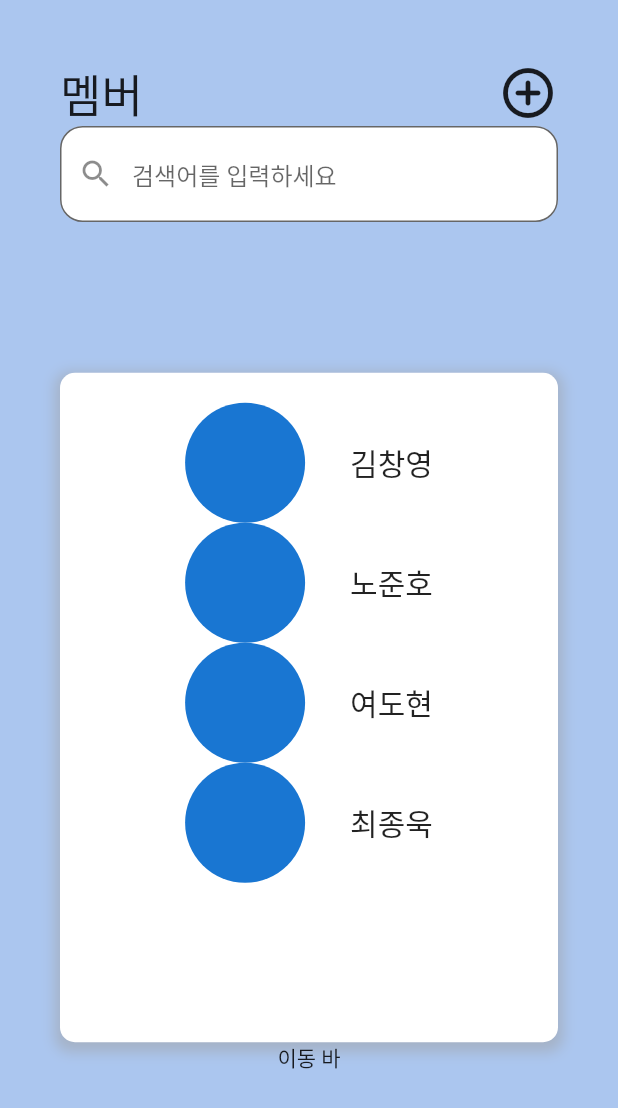
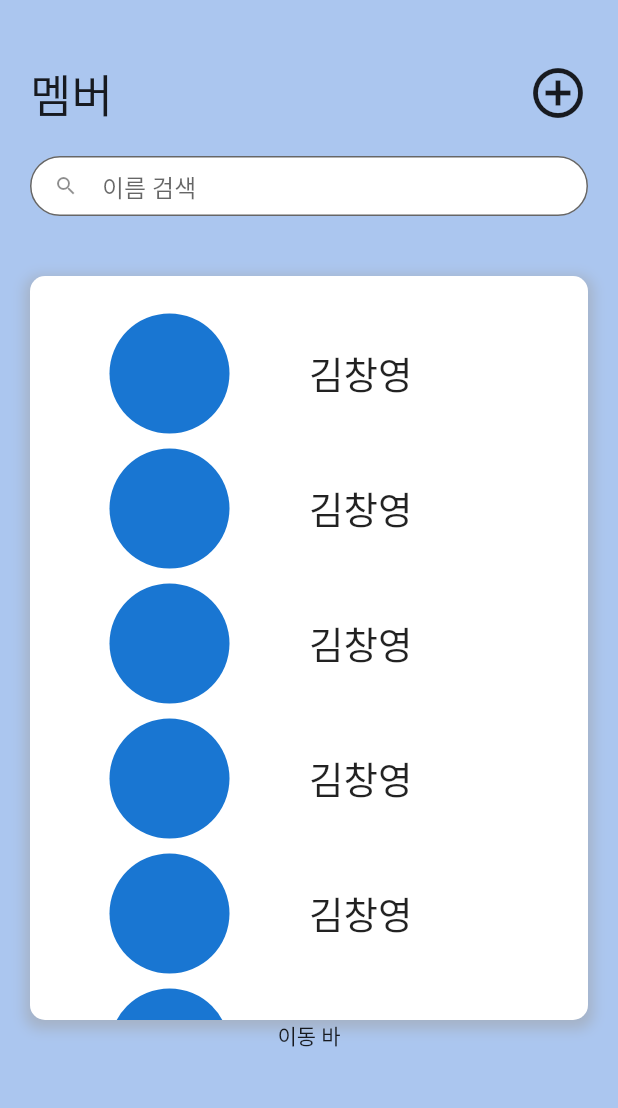
Before and after one commit to ukknown/Mention, a Flutter app: the screen it shows after launch, after a tap on "싸피 8기 광주", on a phone screen of 412 x 824 dp. Shown: the top 1108 px of the screen. Run offline on Flutter 3.47's test engine with Material 2 defaults, Android fonts, the light colour scheme and no system bars; our stand-ins replace carousel_slider.

Commit message:
[front] feat:그룹페이지

```diff
--- a/app/lib/Screens/group_member.dart
+++ b/app/lib/Screens/group_member.dart
@@ -6,14 +6,16 @@ class GroupMember extends StatelessWidget {
   @override
   Widget build(BuildContext context) {
     return Scaffold(
+      resizeToAvoidBottomInset: false,
       backgroundColor: Theme.of(context).colorScheme.background,
       body: Padding(
-        padding: const EdgeInsets.all(40.0),
+        padding: const EdgeInsets.all(20.0),
         child: Column(
           children: [
-            Flexible(
-                flex: 2,
+            Expanded(
+                flex: 1,
                 child: Column(
+                  mainAxisAlignment: MainAxisAlignment.end,
                   children: [
                     const Row(
                       mainAxisAlignment: MainAxisAlignment.spaceBetween,
@@ -23,28 +25,41 @@ class GroupMember extends StatelessWidget {
                           style: TextStyle(fontSize: 30),
                         ),
                         Icon(
-                          Icons.add_circle_outline_rounded,
+                          Icons.add_circle_outline_sharp,
                           size: 40,
                         )
                       ],
                     ),
-                    TextField(
+                    const SizedBox(
+                      height: 20,
+                    ),
+                    SizedBox(
+                      height: 40,
+                      child: TextField(
                         decoration: InputDecoration(
+                            isDense: true,
                             fillColor: Colors.white,
                             filled: true,
-                          hintText: '검색어를 입력하세요',
-                          prefixIcon: const Icon(Icons.search),
+                            hintText: '이름 검색',
+                            contentPadding:
+                                const EdgeInsets.symmetric(horizontal: 8),
                             border: OutlineInputBorder(
-                            borderRadius: BorderRadius.circular(15.0),
+                                borderRadius: BorderRadius.circular(20),
+                                borderSide: const BorderSide(
+                                    color: Colors.green, width: 5)),
+                            prefixIcon: const Icon(
+                              Icons.search,
+                              size: 16,
                             )),
+                      ),
                     )
                   ],
                 )),
             const SizedBox(
-              height: 30,
+              height: 40,
             ),
             Expanded(
-              flex: 5,
+              flex: 4,
               child: Container(
                 decoration: BoxDecoration(
                   color: Colors.white,
@@ -58,87 +73,60 @@ class GroupMember extends StatelessWidget {
                     ),
                   ],
                 ),
-                child: const Column(
+                child: const SingleChildScrollView(
+                  child: Column(
+                    mainAxisAlignment: MainAxisAlignment.start,
                     children: [
                       SizedBox(
                         height: 20,
                       ),
-                    Center(
-                      child: Row(
-                        mainAxisAlignment: MainAxisAlignment.center,
-                        children: [
-                          CircleAvatar(
-                            radius: 40,
-                          ),
-                          SizedBox(
-                            width: 30,
-                          ),
-                          Text(
-                            '김창영',
-                            style: TextStyle(fontSize: 20),
-                          ),
-                        ],
-                      ),
-                    ),
-                    Center(
-                      child: Row(
-                        mainAxisAlignment: MainAxisAlignment.center,
-                        children: [
-                          CircleAvatar(
-                            radius: 40,
-                          ),
-                          SizedBox(
-                            width: 30,
-                          ),
-                          Text(
-                            '노준호',
-                            style: TextStyle(fontSize: 20),
-                          ),
-                        ],
-                      ),
-                    ),
-                    Center(
-                      child: Row(
-                        mainAxisAlignment: MainAxisAlignment.center,
-                        children: [
-                          CircleAvatar(
-                            radius: 40,
-                          ),
-                          SizedBox(
-                            width: 30,
-                          ),
-                          Text(
-                            '여도현',
-                            style: TextStyle(fontSize: 20),
-                          ),
-                        ],
-                      ),
-                    ),
-                    Center(
-                      child: Row(
-                        mainAxisAlignment: MainAxisAlignment.center,
-                        children: [
-                          CircleAvatar(
-                            radius: 40,
-                          ),
-                          SizedBox(
-                            width: 30,
-                          ),
-                          Text(
-                            '최종욱',
-                            style: TextStyle(fontSize: 20),
-                          ),
-                        ],
-                      ),
-                    ),
+                      member(),
+                      member(),
+                      member(),
+                      member(),
+                      member(),
+                      member(),
                     ],
                   ),
                 ),
               ),
-            const Flexible(flex: 1, child: Text('이동 바'))
+            ),
+            const Expanded(flex: 1, child: Text('이동 바'))
           ],
         ),
       ),
     );
   }
 }
+
+class member extends StatelessWidget {
+  const member({
+    super.key,
+  });
+
+  @override
+  Widget build(BuildContext context) {
+    return const Center(
+      child: Padding(
+        padding: EdgeInsets.symmetric(vertical: 5),
+        child: Row(
+          children: [
+            Expanded(
+              flex: 4,
+              child: CircleAvatar(
+                radius: 40,
+              ),
+            ),
+            Expanded(
+                flex: 4,
+                child: Text(
+                  '김창영',
+                  style: TextStyle(fontSize: 25),
+                )),
+            // Expanded(flex: 1, child: Icon(Icons.person))
+          ],
+        ),
+      ),
+    );
+  }
+}
--- a/app/lib/Screens/group_screen.dart
+++ b/app/lib/Screens/group_screen.dart
@@ -3,8 +3,8 @@ import 'package:flutter/material.dart';
 import 'package:carousel_slider/carousel_slider.dart';
 import 'package:app/Screens/vote_before.dart';
 
-class ExampleScreen extends StatelessWidget {
-  const ExampleScreen({Key? key}) : super(key: key);
+class GroupScreen extends StatelessWidget {
+  const GroupScreen({Key? key}) : super(key: key);
 
   @override
   Widget build(BuildContext context) {
@@ -21,6 +21,7 @@ class ExampleScreen extends StatelessWidget {
                 crossAxisAlignment: CrossAxisAlignment.center,
                 children: [
                   const CircleAvatar(
+                    foregroundImage: AssetImage('lib/assets/images/ssafy.png'),
                     radius: 50,
                   ),
                   const SizedBox(
@@ -75,7 +76,7 @@ class ExampleScreen extends StatelessWidget {
                             builder: (context) => (const VoteMember())))
                   },
                   child: CarouselSlider(
-                      items: const [group_box(), GroupDetail()],
+                      items: const [GroupDetail(), GroupDetail(), group_box()],
                       options: CarouselOptions(
                         autoPlayCurve: Curves.fastOutSlowIn,
                         height: 420,
@@ -141,10 +142,36 @@ class group_box extends StatelessWidget {
           ),
         ],
       ),
-      child: const Center(
-        child: Icon(
-          Icons.add_circle_outline_rounded,
-          size: 80,
+      child: Center(
+        child: ElevatedButton(
+          onPressed: () {
+            showDialog(
+                context: context,
+                builder: (BuildContext context) {
+                  return AlertDialog(
+                    title: const Text('새로운 토픽을 골라주세요'),
+                    content: const SizedBox(
+                      height: 250,
+                      child: Column(
+                        children: [Text('검색창'), Text('인풋 공간')],
+                      ),
+                    ),
+                    actions: <Widget>[
+                      TextButton(
+                        child: const Text('Close'),
+                        onPressed: () {
+                          Navigator.of(context).pop();
+                        },
+                      )
+                    ],
+                  );
+                  // return const GroupDetail();
+                });
+          },
+          child: const Icon(
+            Icons.add_circle_outline_rounded,
+            size: 80,
+          ),
         ),
       ),
     );
@@ -171,21 +198,27 @@ class GroupDetail extends StatelessWidget {
           ),
         ],
       ),
-      child: const Column(
+      child: Column(
         children: [
           Expanded(
             flex: 4,
-            child: CircleAvatar(
-              radius: 60,
+            child: ClipRRect(
+              borderRadius: BorderRadius.circular(50),
+              child: Image.asset(
+                'lib/assets/images/meet.png',
+                width: 130,
+                height: 130,
+                fit: BoxFit.contain,
+              ),
             ),
           ),
-          Expanded(
+          const Expanded(
               flex: 1,
               child: Text(
                 '밥 먹어보고 싶은 사람',
                 style: TextStyle(fontSize: 20),
               )),
-          Expanded(
+          const Expanded(
             flex: 1,
             child: Row(
               mainAxisAlignment: MainAxisAlignment.center,
@@ -203,13 +236,15 @@ class GroupDetail extends StatelessWidget {
             child: Row(
               mainAxisAlignment: MainAxisAlignment.center,
               children: [
-                Icon(
-                  Icons.alarm_sharp,
-                  size: 50,
+                Image.asset(
+                  'lib/assets/images/clock.png',
                 ),
-                Text(
+                const Text(
                   '08:36',
-                  style: TextStyle(fontSize: 30),
+                  style: TextStyle(
+                    fontSize: 30,
+                    color: Colors.orange,
+                  ),
                 )
               ],
             ),
--- a/app/lib/main.dart
+++ b/app/lib/main.dart
@@ -22,6 +22,6 @@ class App extends StatelessWidget {
           ),
           cardColor: const Color(0xFFF4EDDB),
         ),
-        home: const ExampleScreen());
+        home: const GroupScreen());
   }
 }
```
Also changed, not shown: app/lib/Screens/vote_after.dart (+8 -11 lines), app/lib/Screens/vote_before.dart (+55 -71 lines), app/pubspec.yaml (+4 -6 lines), app/lib/assets/images/clock.png (added), app/lib/assets/images/crown.png (added), app/lib/assets/images/meet.png (added), app/lib/assets/images/ssafy.png (added). Lines whose indentation alone changed are shown as unchanged.
